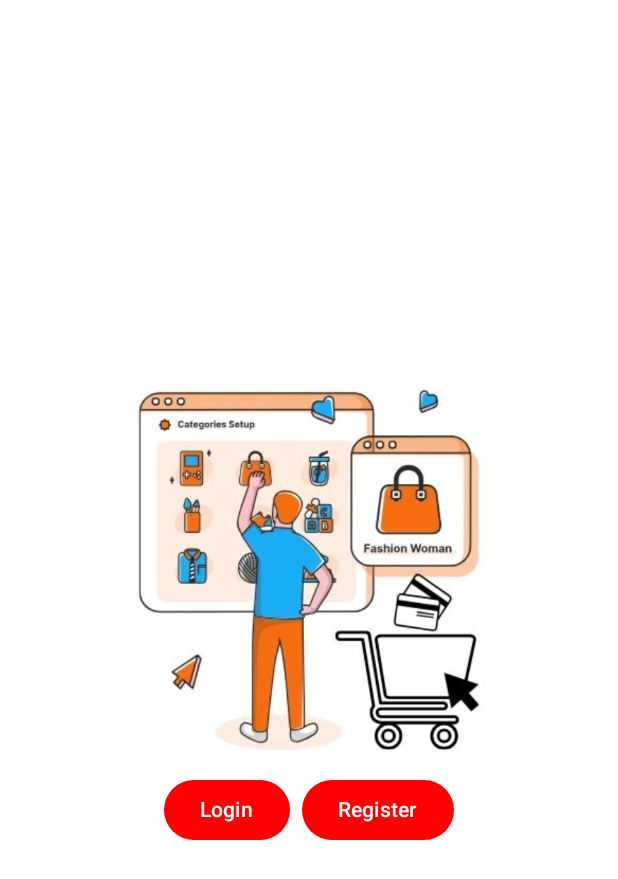
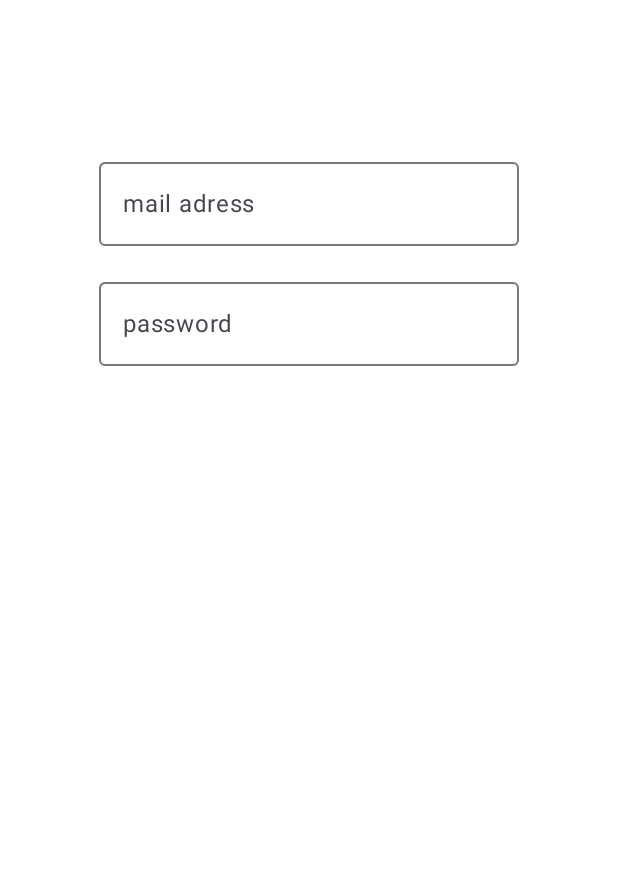
Before and after one commit to fatihBicgi/E-Commerce-App, an Android app built with Jetpack Compose: the @Preview function ButtonsPreview, on a phone screen of 412 x 824 dp. Shown: the top 879 px of the screen. Run offline under Robolectric (Android 15) with nearby library versions, the phone set to English and light mode, and no system bars.

Commit message:
Login Screen Added

```diff
--- a/app/src/main/java/com/fatihbicgi/ecommerceapp/MainActivity.kt
+++ b/app/src/main/java/com/fatihbicgi/ecommerceapp/MainActivity.kt
@@ -14,6 +14,7 @@ import androidx.compose.runtime.Composable
 import androidx.compose.ui.Modifier
 import androidx.compose.ui.tooling.preview.Preview
 import androidx.compose.ui.unit.dp
+import com.fatihbicgi.ecommerceapp.splash.LoginScreen
 import com.fatihbicgi.ecommerceapp.splash.SplashScreen
 import com.fatihbicgi.ecommerceapp.ui.theme.ECommerceAppTheme
 
@@ -30,7 +31,7 @@ class MainActivity : ComponentActivity() {
 
                     ) {
 
-                        SplashScreen()
+                        LoginScreen()
                     }
 
                 }
--- /dev/null
+++ b/app/src/main/java/com/fatihbicgi/ecommerceapp/splash/LoginScreen.kt
@@ -0,0 +1,55 @@
+package com.fatihbicgi.ecommerceapp.splash
+
+import androidx.compose.foundation.layout.Arrangement
+import androidx.compose.foundation.layout.Column
+import androidx.compose.foundation.layout.Row
+import androidx.compose.foundation.layout.fillMaxSize
+import androidx.compose.foundation.layout.padding
+import androidx.compose.material3.OutlinedTextField
+import androidx.compose.material3.Text
+import androidx.compose.material3.TextField
+import androidx.compose.runtime.Composable
+import androidx.compose.runtime.mutableStateOf
+import androidx.compose.runtime.remember
+import androidx.compose.ui.Alignment
+import androidx.compose.ui.Modifier
+import androidx.compose.ui.tooling.preview.Preview
+import androidx.compose.ui.unit.dp
+
+
+@Composable
+fun LoginScreen() {
+    Column(modifier = Modifier
+        .fillMaxSize()
+        .padding(16.dp, 100.dp),
+
+        verticalArrangement = Arrangement.spacedBy(16.dp, Alignment.Top),
+        horizontalAlignment = Alignment.CenterHorizontally,
+
+        )
+    {
+        LoginTextField("mail adress")
+        LoginTextField("password")
+    }
+
+
+
+}
+@Composable
+fun LoginTextField(title : String){
+    val textState = remember { mutableStateOf("") }
+
+    OutlinedTextField(
+        value = textState.value,
+        onValueChange = { textState.value = it},
+        label = {
+            Text(text = title)
+}
+    )
+}
+
+@Preview(showBackground = true)
+@Composable
+fun ButtonsPreview(){
+    LoginScreen()
+}
--- a/app/src/main/java/com/fatihbicgi/ecommerceapp/splash/SplashScreen.kt
+++ b/app/src/main/java/com/fatihbicgi/ecommerceapp/splash/SplashScreen.kt
@@ -39,14 +39,13 @@ fun SplashScreen () {
         .fillMaxSize()
         .padding(16.dp),
 
-        verticalArrangement = Arrangement.spacedBy(16.dp, Alignment.CenterVertically),
+        //verticalArrangement = Arrangement.spacedBy(16.dp, Alignment.CenterVertically),
         horizontalAlignment = Alignment.CenterHorizontally,
 
     )
     {
-        Row {
-            LoginImage()
-        }
+        LoginImage()
+        WelcomeText()
         Row(horizontalArrangement = Arrangement.spacedBy(8.dp)
         ) {
             FilledButton("Login")
@@ -78,8 +77,7 @@ fun LoginImage(){
 
     )
 }
-@Preview(showBackground = true)
 @Composable
-fun ButtonsPreview(){
-    SplashScreen()
+fun WelcomeText(){
+    Text(text = "Welcome to my E-Commerce App")
 }
```
